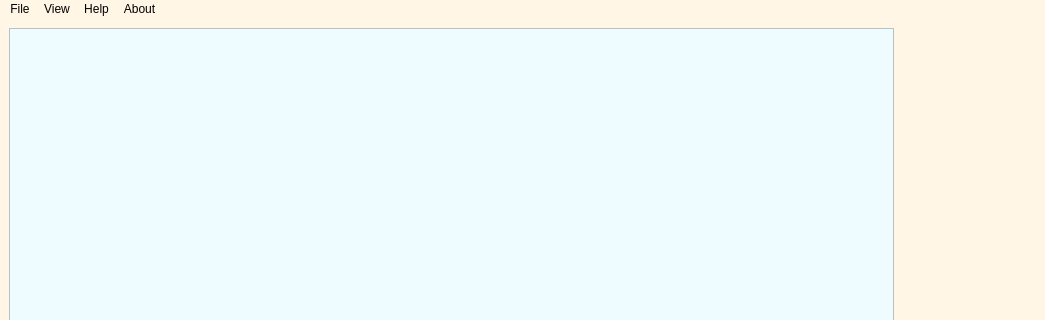
This is ui/MainWindow.ui in stBurning/DataMining as Qt 5 draws it before an edit; both pictures show x 0 to 1045 and y 0 to 320 of the 1168 by 751 pixel window. The edited form follows.
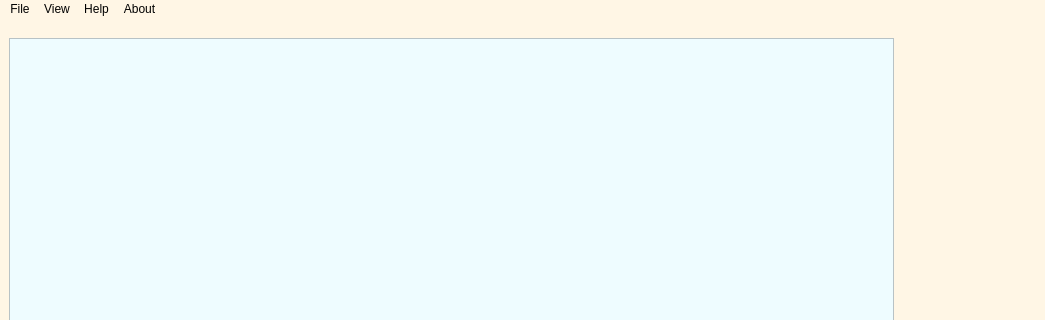
This is the edited form. Icons and pictures are not drawn.

What changed in the file:
```diff
--- a/ui/MainWindow.ui
+++ b/ui/MainWindow.ui
@@ -31,7 +31,20 @@
     <item>
      <layout class="QHBoxLayout" name="horizontalLayout_3" stretch="10,3">
       <item>
-       <layout class="QVBoxLayout" name="verticalLayout_2" stretch="20,0,1">
+       <layout class="QVBoxLayout" name="verticalLayout_2" stretch="0,20,0,1">
+        <item>
+         <spacer name="verticalSpacer">
+          <property name="orientation">
+           <enum>Qt::Vertical</enum>
+          </property>
+          <property name="sizeHint" stdset="0">
+           <size>
+            <width>20</width>
+            <height>10</height>
+           </size>
+          </property>
+         </spacer>
+        </item>
         <item>
          <widget class="QScrollArea" name="scrollArea">
           <property name="minimumSize">
@@ -52,7 +65,7 @@
             <rect>
              <x>0</x>
              <y>0</y>
-             <width>871</width>
+             <width>874</width>
              <height>617</height>
             </rect>
            </property>
```
Left out of the diff: 10 changed lines with no effect on the pictures.
